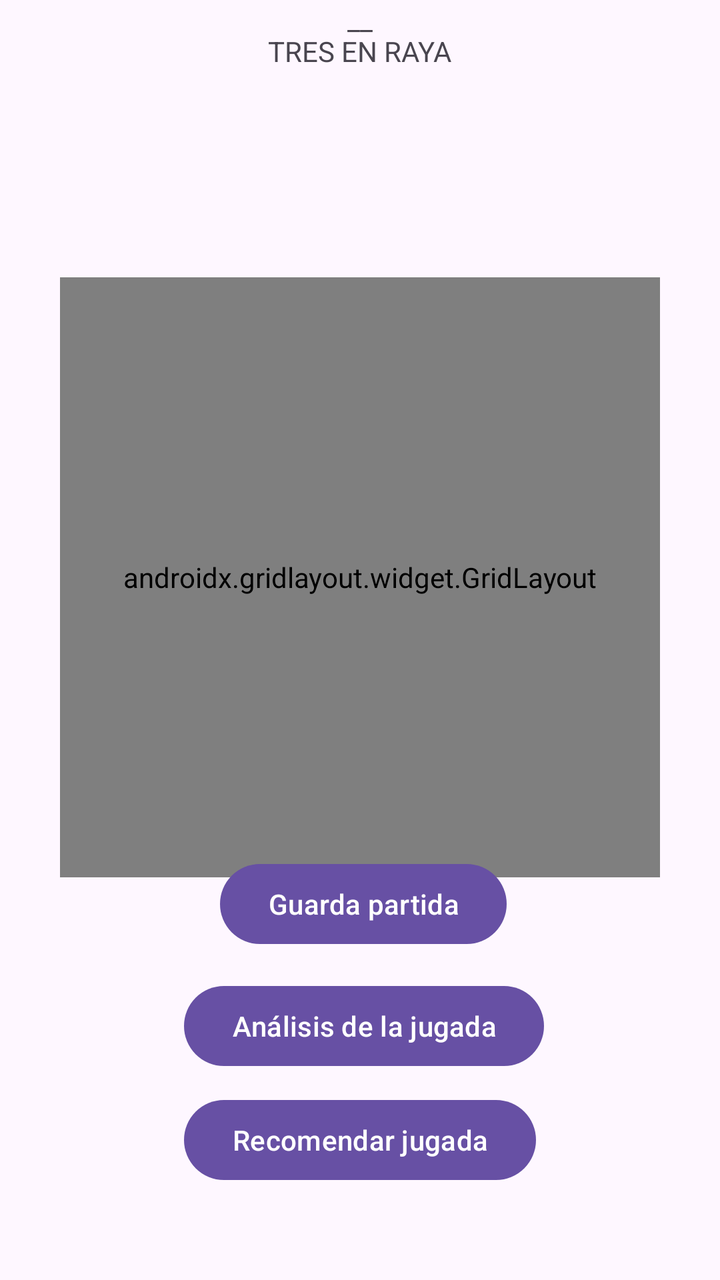
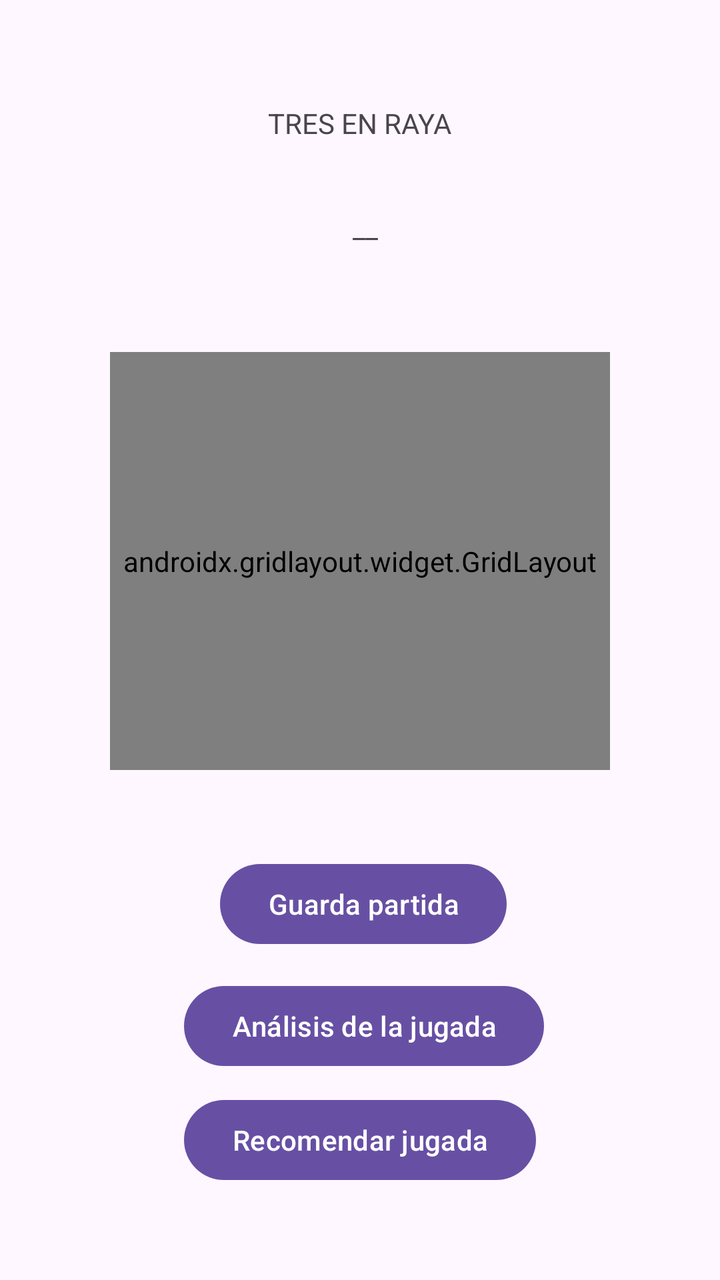

Screens rendered from an Android XML layout before and after an edit, with the pre-edit source and the edit as a unified diff.
<!-- AndroidManifest.xml: application theme Theme.Tres_en_raya -->
<!-- res/layout/activity_juego.xml -->
<?xml version="1.0" encoding="utf-8"?>
<androidx.constraintlayout.widget.ConstraintLayout xmlns:android="http://schemas.android.com/apk/res/android"
    xmlns:app="http://schemas.android.com/apk/res-auto"
    xmlns:tools="http://schemas.android.com/tools"
    android:layout_width="match_parent"
    android:layout_height="match_parent">

    
    <androidx.gridlayout.widget.GridLayout
        android:id="@+id/gridTablero"
        android:layout_width="300dp"
        android:layout_height="300dp"
        android:layout_marginStart="1dp"
        android:layout_marginTop="1dp"
        app:columnCount="3"
        app:layout_constraintBottom_toBottomOf="parent"
        app:layout_constraintEnd_toEndOf="parent"
        app:layout_constraintHorizontal_bias="0.49"
        app:layout_constraintStart_toStartOf="parent"
        app:layout_constraintTop_toTopOf="parent"
        app:layout_constraintVertical_bias="0.406"
        app:rowCount="3">

        
        <Button
            android:id="@+id/btn0"
            android:layout_width="100dp"
            android:layout_height="100dp"
            android:text=""
            android:textSize="60sp"/>

        <Button
            android:id="@+id/btn1"
            android:layout_width="100dp"
            android:layout_height="100dp"
            android:text=""
            android:textSize="60sp"/>

        <Button
            android:id="@+id/btn2"
            android:layout_width="100dp"
            android:layout_height="100dp"
            android:text=""
            android:textSize="60sp"/>
        <Button
            android:id="@+id/btn3"
            android:layout_width="100dp"
            android:layout_height="100dp"
            android:text=""
            android:textSize="60sp"/>

        <Button
            android:id="@+id/btn4"
            android:layout_width="100dp"
            android:layout_height="100dp"
            android:text=""
            android:textSize="60sp"/>

        <Button
            android:id="@+id/btn5"
            android:layout_width="100dp"
            android:layout_height="100dp"
            android:text=""
            android:textSize="60sp"/>

        <Button
            android:id="@+id/btn6"
            android:layout_width="100dp"
            android:layout_height="100dp"
            android:text=""
            android:textSize="60sp"/>

        <Button
            android:id="@+id/btn7"
            android:layout_width="100dp"
            android:layout_height="100dp"
            android:text=""
            android:textSize="60sp"/>

        <Button
            android:id="@+id/btn8"
            android:layout_width="100dp"
            android:layout_height="100dp"
            android:text=""
            android:textSize="60sp"/>


    </androidx.gridlayout.widget.GridLayout>

    <TextView
        android:id="@+id/Titulo"
        android:layout_width="wrap_content"
        android:layout_height="wrap_content"
        android:layout_marginTop="16dp"
        android:text="@string/titulo_juego"
        app:layout_constraintEnd_toEndOf="parent"
        app:layout_constraintStart_toStartOf="parent"
        app:layout_constraintTop_toTopOf="parent" />

    <Button
        android:id="@+id/guardar"
        android:layout_width="wrap_content"
        android:layout_height="wrap_content"
        android:layout_marginStart="18dp"
        android:layout_marginBottom="13dp"
        android:text="@string/guardar"
        app:layout_constraintBottom_toTopOf="@+id/analizar"
        app:layout_constraintStart_toStartOf="@+id/analizar" />

    <Button
        android:id="@+id/analizar"
        android:layout_width="wrap_content"
        android:layout_height="wrap_content"
        android:layout_marginBottom="9dp"
        android:text="@string/analisis"
        app:layout_constraintBottom_toTopOf="@+id/recomendar"
        app:layout_constraintStart_toStartOf="@+id/recomendar" />

    <Button
        android:id="@+id/recomendar"
        android:layout_width="wrap_content"
        android:layout_height="wrap_content"
        android:layout_marginBottom="46dp"
        android:text="@string/recomendar"
        app:layout_constraintBottom_toBottomOf="parent"
        app:layout_constraintEnd_toEndOf="parent"
        app:layout_constraintStart_toStartOf="parent" />

    <TextView
        android:id="@+id/textoTurno"
        android:layout_width="wrap_content"
        android:layout_height="wrap_content"
        android:text="__"
        app:layout_constraintEnd_toEndOf="parent"
        app:layout_constraintHorizontal_bias="0.5"
        app:layout_constraintStart_toStartOf="parent"
        tools:layout_editor_absoluteY="81dp" />
</androidx.constraintlayout.widget.ConstraintLayout>
<!-- resources referenced by this layout -->
<resources>
  <string name="analisis">Análisis de la jugada</string>
  <string name="guardar">Guarda partida</string>
  <string name="recomendar">Recomendar jugada</string>
  <string name="titulo_juego">TRES EN RAYA</string>
  <style name="Theme.Tres_en_raya" parent="Base.Theme.Tres_en_raya" />
  <style name="Base.Theme.Tres_en_raya" parent="Theme.Material3.DayNight.NoActionBar">
          
          
      </style>
</resources>

<!-- the commit's change to res/layout/activity_juego.xml (unified diff, before → after) -->
@@ -8,17 +8,16 @@
     
     <androidx.gridlayout.widget.GridLayout
         android:id="@+id/gridTablero"
-        android:layout_width="300dp"
-        android:layout_height="300dp"
-        android:layout_marginStart="1dp"
-        android:layout_marginTop="1dp"
+        android:layout_width="0dp"
+        android:layout_height="0dp"
+        android:layout_marginStart="55dp"
+        android:layout_marginEnd="55dp"
+        android:layout_marginBottom="43dp"
         app:columnCount="3"
-        app:layout_constraintBottom_toBottomOf="parent"
+        app:layout_constraintBottom_toTopOf="@+id/guardar"
         app:layout_constraintEnd_toEndOf="parent"
-        app:layout_constraintHorizontal_bias="0.49"
         app:layout_constraintStart_toStartOf="parent"
-        app:layout_constraintTop_toTopOf="parent"
-        app:layout_constraintVertical_bias="0.406"
+        app:layout_constraintTop_toBottomOf="@+id/textoTurno"
         app:rowCount="3">
 
         
@@ -27,62 +26,63 @@
             android:layout_width="100dp"
             android:layout_height="100dp"
             android:text=""
-            android:textSize="60sp"/>
+            android:textSize="60sp" />
 
         <Button
             android:id="@+id/btn1"
             android:layout_width="100dp"
             android:layout_height="100dp"
             android:text=""
-            android:textSize="60sp"/>
+            android:textSize="60sp" />
 
         <Button
             android:id="@+id/btn2"
             android:layout_width="100dp"
             android:layout_height="100dp"
             android:text=""
-            android:textSize="60sp"/>
+            android:textSize="60sp" />
+
         <Button
             android:id="@+id/btn3"
             android:layout_width="100dp"
             android:layout_height="100dp"
             android:text=""
-            android:textSize="60sp"/>
+            android:textSize="60sp" />
 
         <Button
             android:id="@+id/btn4"
             android:layout_width="100dp"
             android:layout_height="100dp"
             android:text=""
-            android:textSize="60sp"/>
+            android:textSize="60sp" />
 
         <Button
             android:id="@+id/btn5"
             android:layout_width="100dp"
             android:layout_height="100dp"
             android:text=""
-            android:textSize="60sp"/>
+            android:textSize="60sp" />
 
         <Button
             android:id="@+id/btn6"
             android:layout_width="100dp"
             android:layout_height="100dp"
             android:text=""
-            android:textSize="60sp"/>
+            android:textSize="60sp" />
 
         <Button
             android:id="@+id/btn7"
             android:layout_width="100dp"
             android:layout_height="100dp"
             android:text=""
-            android:textSize="60sp"/>
+            android:textSize="60sp" />
 
         <Button
             android:id="@+id/btn8"
             android:layout_width="100dp"
             android:layout_height="100dp"
             android:text=""
-            android:textSize="60sp"/>
+            android:textSize="60sp" />
 
 
     </androidx.gridlayout.widget.GridLayout>
@@ -91,8 +91,10 @@
         android:id="@+id/Titulo"
         android:layout_width="wrap_content"
         android:layout_height="wrap_content"
-        android:layout_marginTop="16dp"
+        android:layout_marginTop="52dp"
+        android:layout_marginBottom="33dp"
         android:text="@string/titulo_juego"
+        app:layout_constraintBottom_toTopOf="@+id/textoTurno"
         app:layout_constraintEnd_toEndOf="parent"
         app:layout_constraintStart_toStartOf="parent"
         app:layout_constraintTop_toTopOf="parent" />
@@ -105,7 +107,8 @@
         android:layout_marginBottom="13dp"
         android:text="@string/guardar"
         app:layout_constraintBottom_toTopOf="@+id/analizar"
-        app:layout_constraintStart_toStartOf="@+id/analizar" />
+        app:layout_constraintStart_toStartOf="@+id/analizar"
+        app:layout_constraintTop_toBottomOf="@+id/gridTablero" />
 
     <Button
         android:id="@+id/analizar"
@@ -114,7 +117,8 @@
         android:layout_marginBottom="9dp"
         android:text="@string/analisis"
         app:layout_constraintBottom_toTopOf="@+id/recomendar"
-        app:layout_constraintStart_toStartOf="@+id/recomendar" />
+        app:layout_constraintStart_toStartOf="@+id/recomendar"
+        app:layout_constraintTop_toBottomOf="@+id/guardar" />
 
     <Button
         android:id="@+id/recomendar"
@@ -124,15 +128,19 @@
         android:text="@string/recomendar"
         app:layout_constraintBottom_toBottomOf="parent"
         app:layout_constraintEnd_toEndOf="parent"
-        app:layout_constraintStart_toStartOf="parent" />
+        app:layout_constraintStart_toStartOf="parent"
+        app:layout_constraintTop_toBottomOf="@+id/analizar" />
 
     <TextView
         android:id="@+id/textoTurno"
         android:layout_width="wrap_content"
         android:layout_height="wrap_content"
+        android:layout_marginStart="39dp"
+        android:layout_marginBottom="53dp"
         android:text="__"
+        app:layout_constraintBottom_toTopOf="@+id/gridTablero"
         app:layout_constraintEnd_toEndOf="parent"
-        app:layout_constraintHorizontal_bias="0.5"
+        app:layout_constraintHorizontal_bias="0.445"
         app:layout_constraintStart_toStartOf="parent"
-        tools:layout_editor_absoluteY="81dp" />
+        app:layout_constraintTop_toBottomOf="@+id/Titulo" />
 </androidx.constraintlayout.widget.ConstraintLayout>
